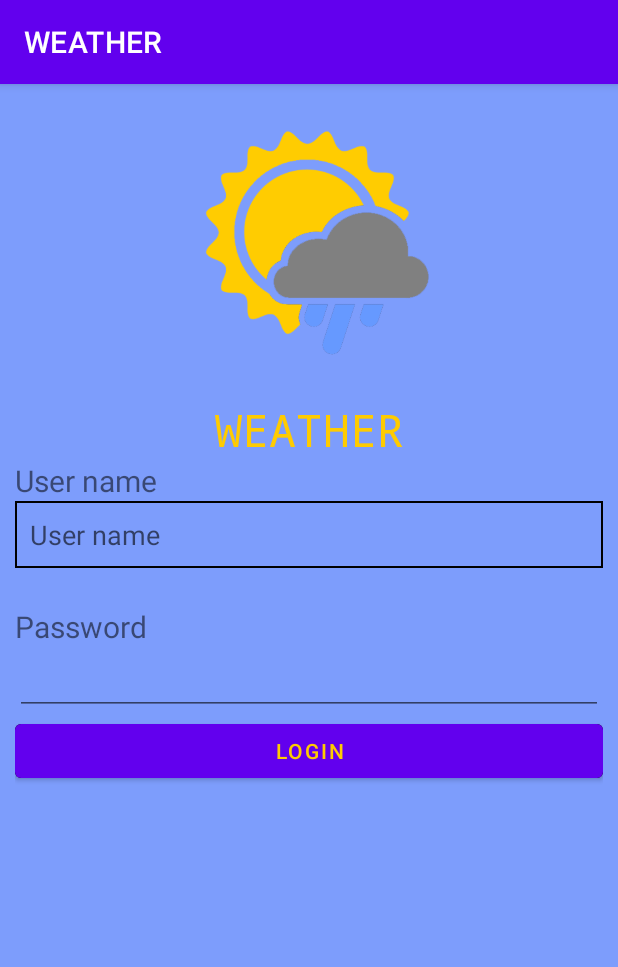
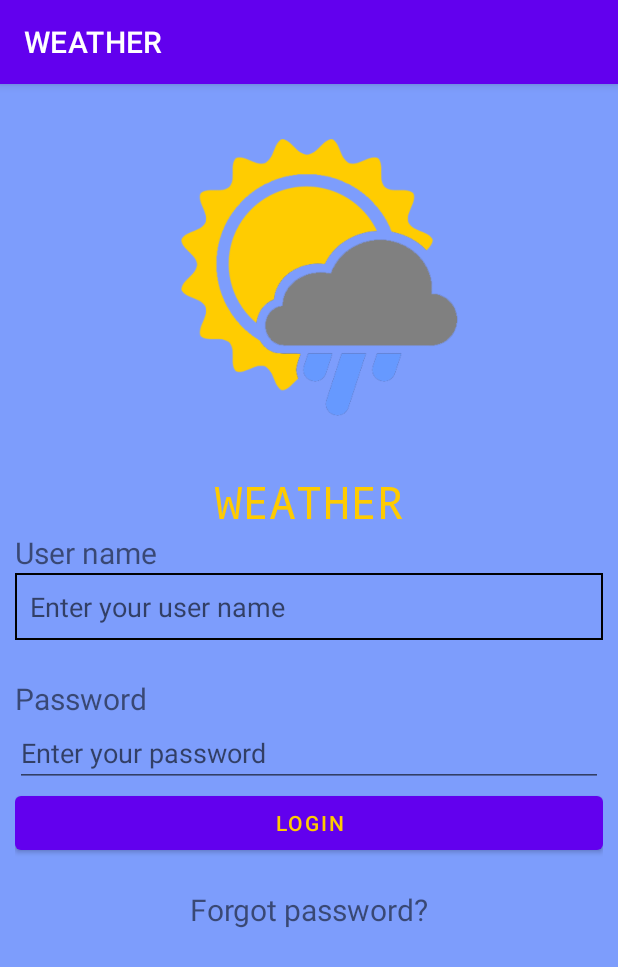
Before and after one commit to buhajus/android_login, an Android app: the screen it shows after launch (LoginActivity), on a phone screen of 412 x 824 dp. Shown: the top 967 px of the screen. Run offline under Robolectric (Android 15) with nearby library versions, the phone set to English and light mode, and no system bars.

Commit message:
prideta forgot password

```diff
--- a/app/src/main/res/layout/activity_login.xml
+++ b/app/src/main/res/layout/activity_login.xml
@@ -11,59 +11,70 @@
 
     <ImageView
         android:layout_width="match_parent"
-        android:layout_height="200dp"
+        android:layout_height="248dp"
+        android:contentDescription="@string/app_name"
         android:src="@drawable/logo" />
 
+    <!--App name-->
     <TextView
         android:layout_width="match_parent"
         android:layout_height="wrap_content"
         android:fontFamily="monospace"
-
         android:text="@string/app_name"
         android:textAlignment="center"
         android:textColor="@color/sun"
-        android:textSize="30dp" />
+        android:textSize="30sp" />
 
+    <!--Login label-->
     <TextView
         android:layout_width="match_parent"
         android:layout_height="wrap_content"
         android:text="@string/login_username"
-        android:textSize="20dp"
+        android:textSize="20sp" />
 
-        />
     <!--Login input-->
     <EditText
         android:layout_width="match_parent"
         android:layout_height="wrap_content"
         android:background="@drawable/border"
         android:inputType="text"
-        android:hint="User name"
-        />
+        android:hint="@string/enter_your_username"/>
 
     <Space
         android:layout_width="match_parent"
-        android:layout_height="25dp"        />
+        android:layout_height="25sp" />
 
+    <!--Password label-->
     <TextView
         android:layout_width="match_parent"
         android:layout_height="wrap_content"
         android:text="@string/login_password"
-        android:textSize="20dp" />
+        android:textSize="20sp" />
 
+    <!--Password input-->
     <EditText
         android:layout_width="match_parent"
         android:layout_height="wrap_content"
-        android:drawableTintMode="multiply"
+      android:hint="@string/enter_your_password"
         android:inputType="numberPassword" />
 
+    <!--Login button-->
     <Button
         android:layout_width="match_parent"
         android:layout_height="wrap_content"
-        android:backgroundTintMode="screen"
         android:text="@string/btn_login"
         android:textColor="@color/sun" />
 
-
+    <!--Forgot password label-->
+    <TextView
+        android:layout_width="match_parent"
+        android:layout_height="wrap_content"
+        android:focusableInTouchMode="true"
+        android:clickable="true"
+        android:layout_marginTop="20sp"
+        android:textAlignment="center"
+        android:text="@string/forgot_password"
+        android:textSize="20sp" />
 
 
 </LinearLayout>
--- a/app/src/main/res/values/strings.xml
+++ b/app/src/main/res/values/strings.xml
@@ -3,6 +3,10 @@
     <string name="login_username">User name</string>
     <string name="login_password">Password</string>
     <string name="btn_login">Login</string>
+    <string name="forgot_password">Forgot password?</string>
+    <string name="enter_your_password">Enter your password</string>
+    <string name="enter_your_username">Enter your user name</string>
+
     <!-- Strings related to login -->
     <string name="prompt_email">Email</string>
     <string name="prompt_password">Password</string>
```
